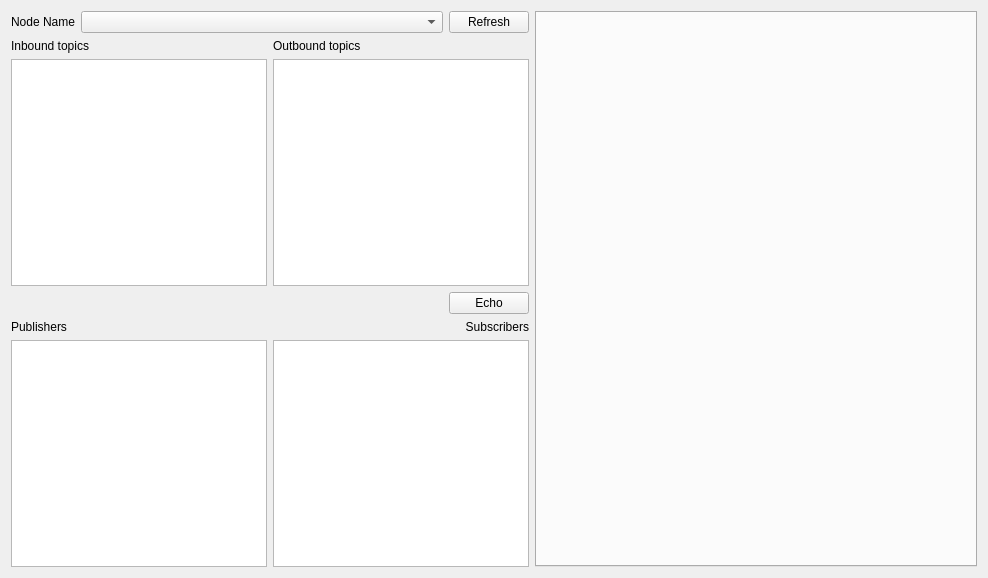
First picture: the form in resource/RosNodeInspector.ui, repository scott-robotics/rqt_node_inspector, before the edit.
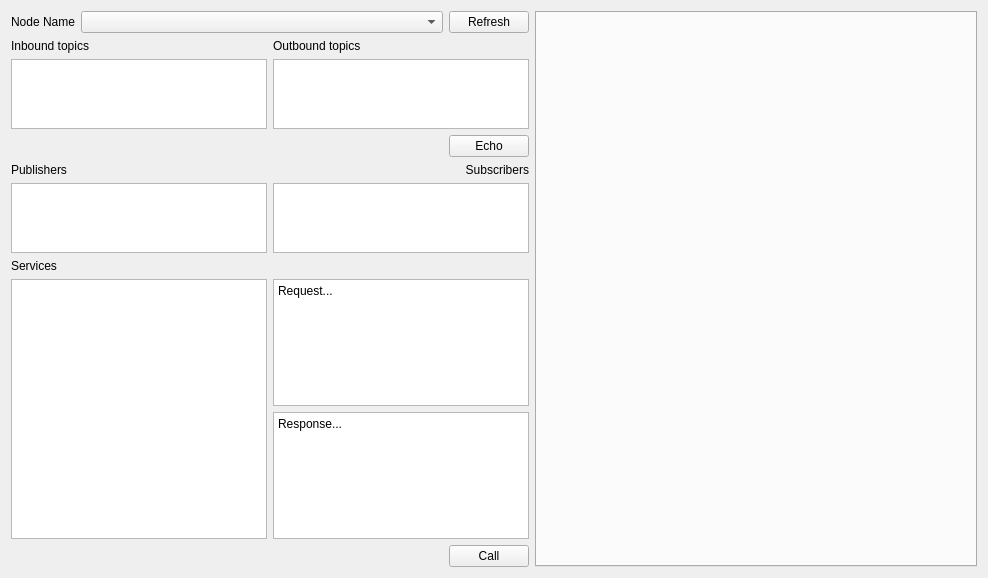
Second picture: the form after the edit.

Commit message: Add ability to call services

Patch:
```diff
--- a/resource/RosNodeInspector.ui
+++ b/resource/RosNodeInspector.ui
@@ -146,6 +146,66 @@
        </item>
       </layout>
      </item>
+     <item>
+      <layout class="QHBoxLayout" name="horizontalLayout_7">
+       <item>
+        <widget class="QLabel" name="label_5">
+         <property name="text">
+          <string>Services</string>
+         </property>
+        </widget>
+       </item>
+      </layout>
+     </item>
+     <item>
+      <layout class="QHBoxLayout" name="horizontalLayout_8">
+       <item>
+        <widget class="QListWidget" name="serviceListWidget"/>
+       </item>
+       <item>
+        <layout class="QVBoxLayout" name="verticalLayout">
+         <item>
+          <widget class="QPlainTextEdit" name="requestTextBox">
+           <property name="plainText">
+            <string>Request...</string>
+           </property>
+          </widget>
+         </item>
+         <item>
+          <widget class="QPlainTextEdit" name="responseTextBox">
+           <property name="plainText">
+            <string>Response...</string>
+           </property>
+          </widget>
+         </item>
+        </layout>
+       </item>
+      </layout>
+     </item>
+     <item>
+      <layout class="QHBoxLayout" name="horizontalLayout_9">
+       <item>
+        <spacer name="horizontalSpacer_2">
+         <property name="orientation">
+          <enum>Qt::Horizontal</enum>
+         </property>
+         <property name="sizeHint" stdset="0">
+          <size>
+           <width>40</width>
+           <height>20</height>
+          </size>
+         </property>
+        </spacer>
+       </item>
+       <item>
+        <widget class="QPushButton" name="callServiceButton">
+         <property name="text">
+          <string>Call</string>
+         </property>
+        </widget>
+       </item>
+      </layout>
+     </item>
     </layout>
    </item>
    <item>
```
The commit also changes 5 other files.
